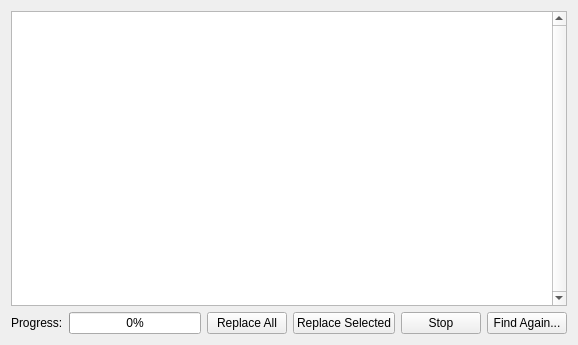
mcedit/mcedit2, file src/mcedit2/ui/find_replace_nbt_results.ui: the form before one commit.
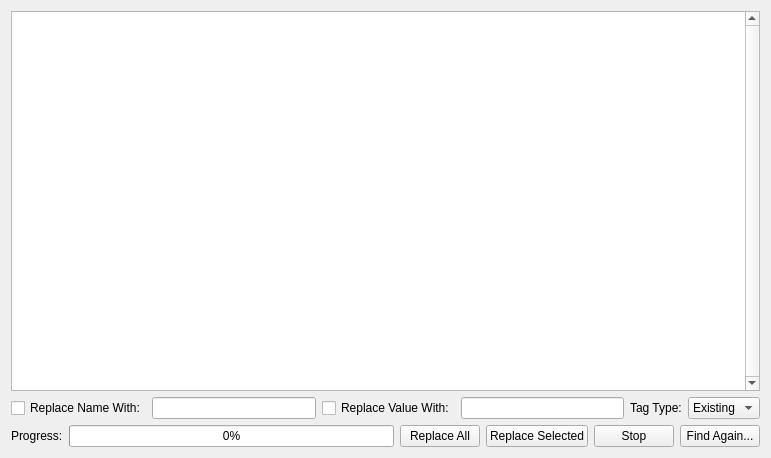
The form after the commit.

Commit message:
Implement "Replace All" function for NBT search
Add replacement inputs to results widget and synchronize them
Add default value to MCESettingsOption

```diff
--- a/src/mcedit2/ui/find_replace_nbt_results.ui
+++ b/src/mcedit2/ui/find_replace_nbt_results.ui
@@ -6,8 +6,8 @@
    <rect>
     <x>0</x>
     <y>0</y>
-    <width>578</width>
-    <height>345</height>
+    <width>771</width>
+    <height>458</height>
    </rect>
   </property>
   <property name="windowTitle">
@@ -27,6 +27,81 @@
      </attribute>
     </widget>
    </item>
+   <item>
+    <layout class="QHBoxLayout" name="horizontalLayout_2">
+     <item>
+      <widget class="QCheckBox" name="replaceNameCheckbox">
+       <property name="text">
+        <string>Replace Name With:</string>
+       </property>
+      </widget>
+     </item>
+     <item>
+      <widget class="QLineEdit" name="replaceNameField"/>
+     </item>
+     <item>
+      <widget class="QCheckBox" name="replaceValueCheckbox">
+       <property name="text">
+        <string>Replace Value With:</string>
+       </property>
+      </widget>
+     </item>
+     <item>
+      <widget class="QLineEdit" name="replaceValueField"/>
+     </item>
+     <item>
+      <widget class="QLabel" name="label_12">
+       <property name="text">
+        <string>Tag Type:</string>
+       </property>
+      </widget>
+     </item>
+     <item>
+      <widget class="QComboBox" name="replaceValueTagTypeComboBox">
+       <item>
+        <property name="text">
+         <string>Existing</string>
+        </property>
+       </item>
+       <item>
+        <property name="text">
+         <string>String</string>
+        </property>
+       </item>
+       <item>
+        <property name="text">
+         <string>Byte</string>
+        </property>
+       </item>
+       <item>
+        <property name="text">
+         <string>Short</string>
+        </property>
+       </item>
+       <item>
+        <property name="text">
+         <string>Int</string>
+        </property>
+       </item>
+       <item>
+        <property name="text">
+         <string>Long</string>
+        </property>
+       </item>
+       <item>
+        <property name="text">
+         <string>Float</string>
+        </property>
+       </item>
+       <item>
+        <property name="text">
+         <string>Double</string>
+        </property>
+       </item>
+      </widget>
+     </item>
+    </layout>
+   </item>
    <item>
     <layout class="QHBoxLayout" name="horizontalLayout">
      <item>
```
The commit also changes 3 other files.
